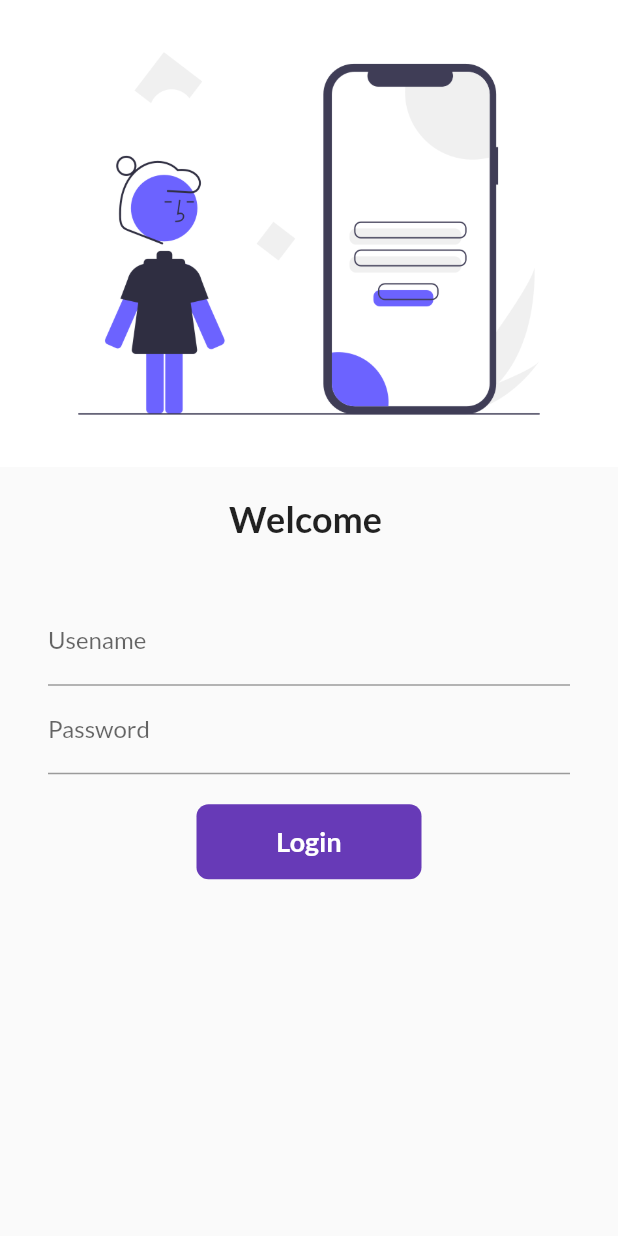
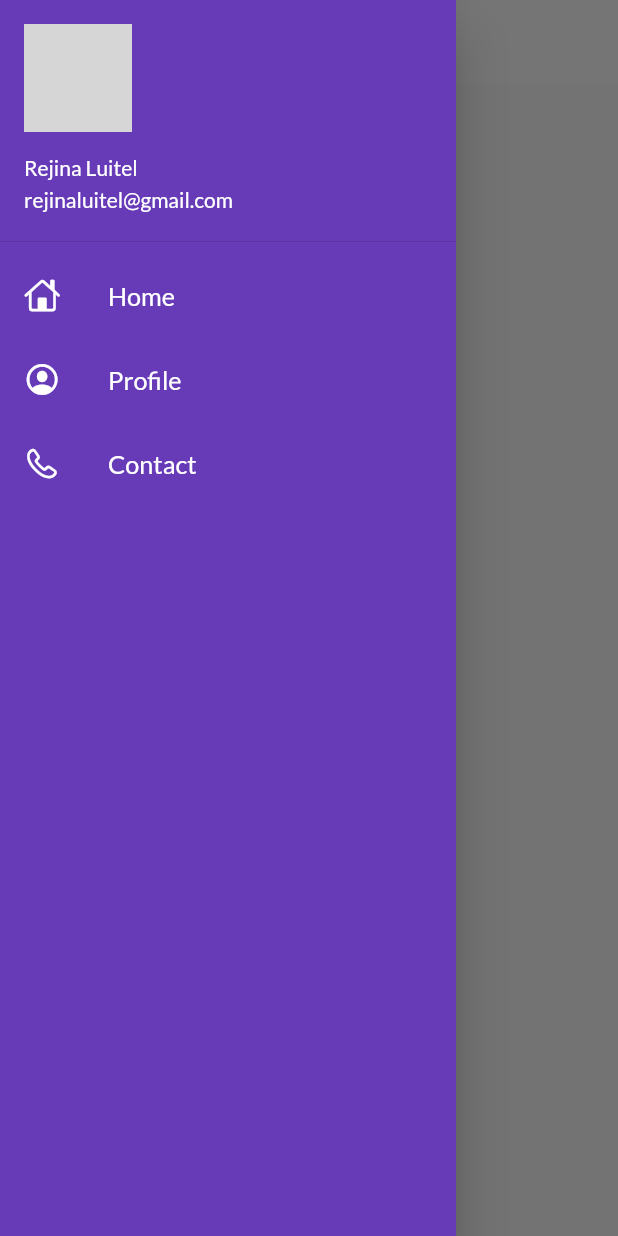
Before and after one commit to RejinaLuitel/flutter_catalog, a Flutter app: the screen it shows after launch, with the side drawer open (before the commit the screen has no drawer), on a phone screen of 412 x 824 dp. Run offline on Flutter 3.47's test engine with Material 2 defaults, Android fonts, the phone set to English and light mode, and no system bars; our stand-ins replace google_fonts; network calls fail; grey boxes are pictures that could not be loaded.

Commit message:
extracted theme(light and dark) in organised way

```diff
--- a/lib/main.dart
+++ b/lib/main.dart
@@ -1,6 +1,6 @@
 import 'package:flutter/material.dart';
 import 'package:flutter_catalog/pages/home.dart';
-import 'package:google_fonts/google_fonts.dart';
+import 'package:flutter_catalog/widgets/themes.dart';
 import 'pages/login.dart';
 import 'utils/routes.dart';
 
@@ -17,17 +17,11 @@ class MyApp extends StatelessWidget {
       //for light theme
       //themeMode: ThemeMode.dark for dark
      themeMode: ThemeMode.light,
-     theme: ThemeData(
-       primarySwatch: Colors.deepPurple,
-       fontFamily: GoogleFonts.lato().fontFamily,
-       //primaryTextTheme: GoogleFonts.latoTextTheme(),
-     ),
+     theme: MyTheme.lightTheme(context),
 
     // for dark theme properties
-    darkTheme: ThemeData(
-      brightness: Brightness.dark,
-    ),
-    initialRoute: "/",
+    darkTheme: MyTheme.darkTheme(context),
+    initialRoute: MyRoutes.homeRoutes,
     routes: {
       "/":(context)=>LoginPage(),
       MyRoutes.homeRoutes:(context)=> HomePage(),
--- a/lib/pages/home.dart
+++ b/lib/pages/home.dart
@@ -1,4 +1,5 @@
 import 'package:flutter/material.dart';
+import 'package:flutter_catalog/widgets/drawer.dart';
 
 class HomePage extends StatelessWidget {
    final int days= 7;
@@ -15,7 +16,7 @@ appBar: AppBar(
           child: Text("Welcome to $days days of $name")
           ),
       ),
-      drawer: Drawer(),
+      drawer: MyDrawer(),
     );
   }
 }
--- /dev/null
+++ b/lib/widgets/drawer.dart
@@ -0,0 +1,50 @@
+import 'package:flutter/cupertino.dart';
+import  'package:flutter/material.dart';
+
+class MyDrawer extends StatelessWidget {
+ final imageURL="https://images.indianexpress.com/2021/02/prajakta-koli.jpg";
+  @override
+  Widget build(BuildContext context) {
+    return Drawer(
+      child: Container(
+        color: Colors.deepPurple,
+        child: ListView(
+          children: [
+            DrawerHeader(
+              padding: EdgeInsets.zero,
+              child: UserAccountsDrawerHeader(
+                margin: EdgeInsets.zero,
+                accountName: Text("Rejina Luitel"),
+                 accountEmail: Text("rejinaluitel@gmail.com"),
+                 currentAccountPicture: CircleAvatar(
+                   backgroundImage: NetworkImage(imageURL),
+                 ),
+                 ),
+              ),
+           ListTile(
+             leading: Icon(CupertinoIcons.home, color:Colors.white),
+             title: Text("Home",
+             textScaleFactor: 1.2,
+             style: TextStyle(color: Colors.white)
+             ),
+           ),
+           ListTile(
+             leading: Icon(CupertinoIcons.profile_circled, color:Colors.white),
+             title: Text("Profile",
+             textScaleFactor: 1.2,
+             style: TextStyle(color: Colors.white)
+             ),
+           ),
+           ListTile(
+             leading: Icon(CupertinoIcons.phone, color:Colors.white),
+             title: Text("Contact",
+             textScaleFactor: 1.2,
+             style: TextStyle(color: Colors.white)
+             ),
+           )
+        ],
+        ),
+      ),
+    );
+  }
+}
--- /dev/null
+++ b/lib/widgets/themes.dart
@@ -0,0 +1,20 @@
+
+import 'package:flutter/material.dart';
+import 'package:google_fonts/google_fonts.dart';
+
+class MyTheme{
+  static ThemeData lightTheme(BuildContext context)=>ThemeData(
+     primarySwatch: Colors.deepPurple,
+       fontFamily: GoogleFonts.lato().fontFamily,
+      appBarTheme: AppBarTheme(
+        color: Colors.white,
+        elevation: 0.0,
+        iconTheme: IconThemeData(color:Colors.black),
+        textTheme: Theme.of(context).textTheme,
+      ),
+  );
+
+  static ThemeData darkTheme(BuildContext context)=>ThemeData(
+      brightness: Brightness.dark,
+  );
+}
```
Also changed, not shown: lib/pages/login.dart (+41 -15 lines).
